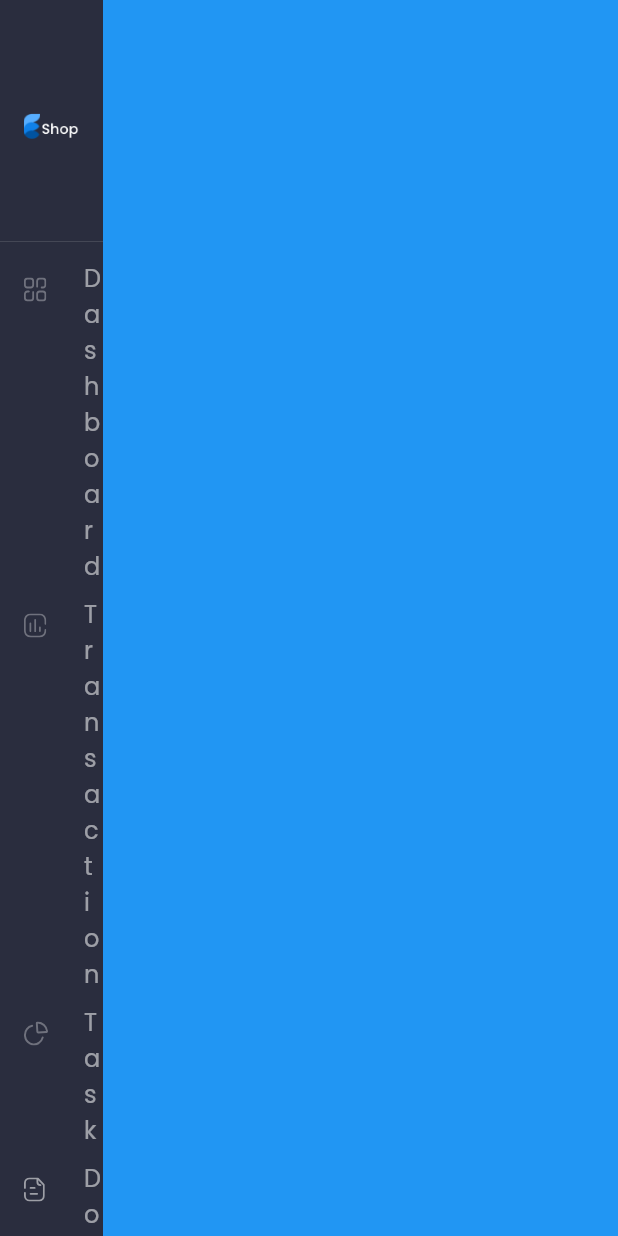
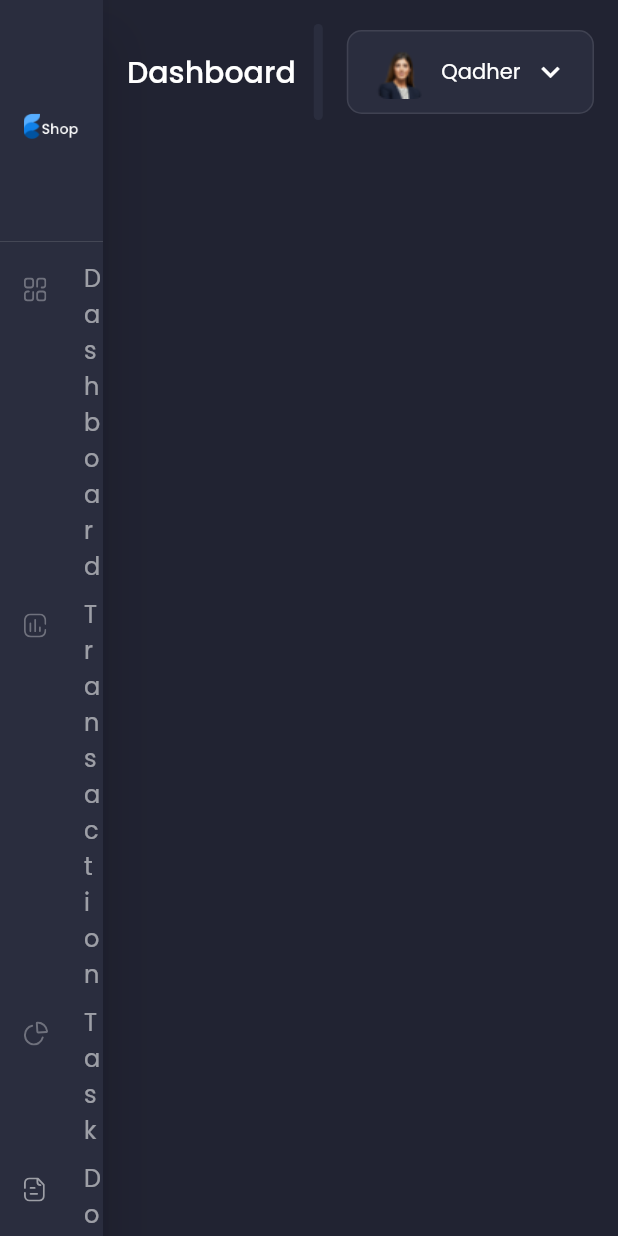
Before and after one commit to qadher/Admin-Panel-Dashboard-Responsive, a Flutter app: the screen it shows after launch, on a phone screen of 412 x 824 dp. Run offline on Flutter 3.47's test engine with Material 2 defaults, Android fonts, the phone set to English and light mode, and no system bars; our stand-ins replace flutter_svg, google_fonts.

Commit message:
header section completed

```diff
--- /dev/null
+++ b/lib/screens/dashboard/components/header.dart
@@ -0,0 +1,98 @@
+import 'package:flutter/material.dart';
+import 'package:flutter_svg/flutter_svg.dart';
+
+import '../../../constants.dart';
+
+class Header extends StatelessWidget {
+  const Header({
+    Key? key,
+  }) : super(key: key);
+
+  @override
+  Widget build(BuildContext context) {
+    return Row(
+      children: [
+        Text(
+          "Dashboard",
+          style: Theme.of(context).textTheme.headline6,
+        ),
+        Spacer(
+          flex: 2,
+        ),
+        Expanded(
+          child: SearchField(),
+        ),
+        ProfileCard(),
+      ],
+    );
+  }
+}
+
+class ProfileCard extends StatelessWidget {
+  const ProfileCard({
+    Key? key,
+  }) : super(key: key);
+
+  @override
+  Widget build(BuildContext context) {
+    return Container(
+      margin: EdgeInsets.only(left: defaultPadding),
+      padding: EdgeInsets.symmetric(
+        horizontal: defaultPadding,
+        vertical: defaultPadding / 2,
+      ),
+      decoration: BoxDecoration(
+          color: secondaryColor,
+          borderRadius: const BorderRadius.all(
+            Radius.circular(10),
+          ),
+          border: Border.all(color: Colors.white10)),
+      child: Row(
+        children: [
+          Image.asset(
+            "assets/images/profile_pic.png",
+            height: 38,
+          ),
+          Padding(
+            padding: const EdgeInsets.symmetric(horizontal: defaultPadding / 2),
+            child: Text("Qadher"),
+          ),
+          Icon(Icons.keyboard_arrow_down),
+        ],
+      ),
+    );
+  }
+}
+
+class SearchField extends StatelessWidget {
+  const SearchField({
+    Key? key,
+  }) : super(key: key);
+
+  @override
+  Widget build(BuildContext context) {
+    return TextField(
+      decoration: InputDecoration(
+        hintText: "Search",
+        fillColor: secondaryColor,
+        filled: true,
+        border: OutlineInputBorder(
+          borderSide: BorderSide.none,
+          borderRadius: const BorderRadius.all(Radius.circular(10)),
+        ),
+        suffixIcon: InkWell(
+          onTap: () {},
+          child: Container(
+            padding: EdgeInsets.all(defaultPadding * 0.75),
+            margin: EdgeInsets.symmetric(horizontal: defaultPadding / 2),
+            decoration: BoxDecoration(
+              borderRadius: const BorderRadius.all(Radius.circular(10)),
+              color: primaryColor,
+            ),
+            child: SvgPicture.asset("assets/icons/Search.svg"),
+          ),
+        ),
+      ),
+    );
+  }
+}
--- /dev/null
+++ b/lib/screens/dashboard/dashboard_screen.dart
@@ -0,0 +1,20 @@
+import 'package:admin_panel_dashboard/constants.dart';
+import 'package:admin_panel_dashboard/screens/dashboard/components/header.dart';
+import 'package:flutter/material.dart';
+
+class DashboardScreen extends StatelessWidget {
+  const DashboardScreen({Key? key}) : super(key: key);
+
+  @override
+  Widget build(BuildContext context) {
+    return SafeArea(
+        child: SingleChildScrollView(
+      padding: EdgeInsets.all(defaultPadding),
+      child: Column(
+        children: [
+          Header(),
+        ],
+      ),
+    ));
+  }
+}
--- a/lib/screens/main/main_screen.dart
+++ b/lib/screens/main/main_screen.dart
@@ -1,3 +1,4 @@
+import 'package:admin_panel_dashboard/screens/dashboard/dashboard_screen.dart';
 import 'package:admin_panel_dashboard/screens/main/components/side_menu.dart';
 import 'package:flutter/material.dart';
 
@@ -7,15 +8,15 @@ class MainScreen extends StatelessWidget {
     return Scaffold(
       body: SafeArea(
         child: Row(
+          crossAxisAlignment: CrossAxisAlignment.start,
           children: [
             Expanded(
               child: SideMenu(),
             ),
             Expanded(
-                flex: 5,
-                child: Container(
-                  color: Colors.blue,
-                ))
+              flex: 5,
+              child: DashboardScreen(),
+            ),
           ],
         ),
       ),
```
